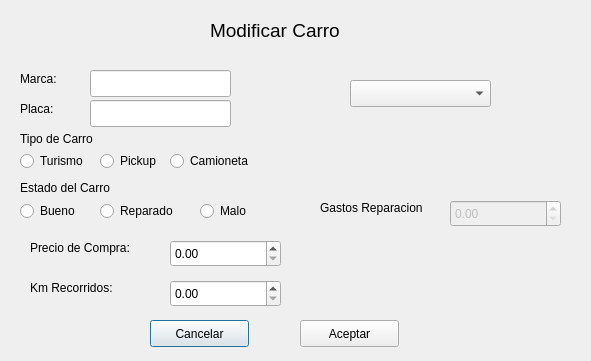
Qt form AutoLote/modificar_carro.ui (Areyes-Trimarchi/Proyecto_Progra3_AlvaroReyes_113419020) before a commit.
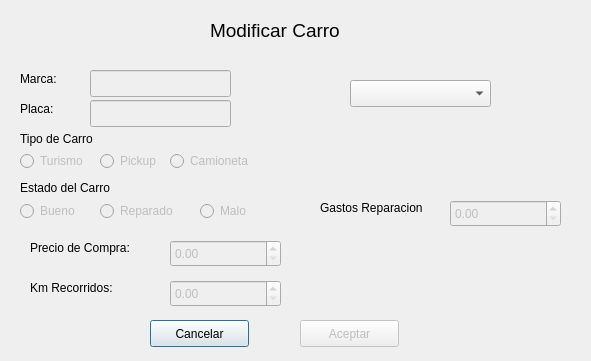
The same form after that commit.

```diff
--- a/AutoLote/modificar_carro.ui
+++ b/AutoLote/modificar_carro.ui
@@ -50,6 +50,9 @@
    </property>
   </widget>
   <widget class="QDoubleSpinBox" name="dsb_carro_km_recorridos_modificar">
+   <property name="enabled">
+    <bool>false</bool>
+   </property>
    <property name="geometry">
     <rect>
      <x>170</x>
@@ -79,6 +82,9 @@
    </property>
   </widget>
   <widget class="QRadioButton" name="rb_tipo_camioneta_modificar">
+   <property name="enabled">
+    <bool>false</bool>
+   </property>
    <property name="geometry">
     <rect>
      <x>170</x>
@@ -95,6 +101,9 @@
    </attribute>
   </widget>
   <widget class="QRadioButton" name="rb_tipo_pickup_modificar">
+   <property name="enabled">
+    <bool>false</bool>
+   </property>
    <property name="geometry">
     <rect>
      <x>100</x>
@@ -111,6 +120,9 @@
    </attribute>
   </widget>
   <widget class="QPushButton" name="pb_modificar_carro_aceptar">
+   <property name="enabled">
+    <bool>false</bool>
+   </property>
    <property name="geometry">
     <rect>
      <x>300</x>
@@ -140,6 +152,9 @@
    </property>
   </widget>
   <widget class="QLineEdit" name="le_placa_carro_modificar">
+   <property name="enabled">
+    <bool>false</bool>
+   </property>
    <property name="geometry">
     <rect>
      <x>90</x>
@@ -150,6 +165,9 @@
    </property>
   </widget>
   <widget class="QRadioButton" name="rb_tipo_turismo_modificar">
+   <property name="enabled">
+    <bool>false</bool>
+   </property>
    <property name="geometry">
     <rect>
      <x>20</x>
@@ -166,6 +184,9 @@
    </attribute>
   </widget>
   <widget class="QRadioButton" name="rb_estado_bueno_carro_modificar">
+   <property name="enabled">
+    <bool>false</bool>
+   </property>
    <property name="geometry">
     <rect>
      <x>20</x>
@@ -182,6 +203,9 @@
    </attribute>
   </widget>
   <widget class="QDoubleSpinBox" name="dsb_carro_precio_compra_modificar">
+   <property name="enabled">
+    <bool>false</bool>
+   </property>
    <property name="geometry">
     <rect>
      <x>170</x>
@@ -195,6 +219,9 @@
    </property>
   </widget>
   <widget class="QRadioButton" name="rb_estado_malo_carro_modificar">
+   <property name="enabled">
+    <bool>false</bool>
+   </property>
    <property name="geometry">
     <rect>
      <x>200</x>
@@ -263,6 +290,9 @@
    </property>
   </widget>
   <widget class="QRadioButton" name="rb_estado_reparado_carro_modificar">
+   <property name="enabled">
+    <bool>false</bool>
+   </property>
    <property name="geometry">
     <rect>
      <x>100</x>
@@ -279,6 +309,9 @@
    </attribute>
   </widget>
   <widget class="QLineEdit" name="le_marca_carro_modificar">
+   <property name="enabled">
+    <bool>false</bool>
+   </property>
    <property name="geometry">
     <rect>
      <x>90</x>
```
